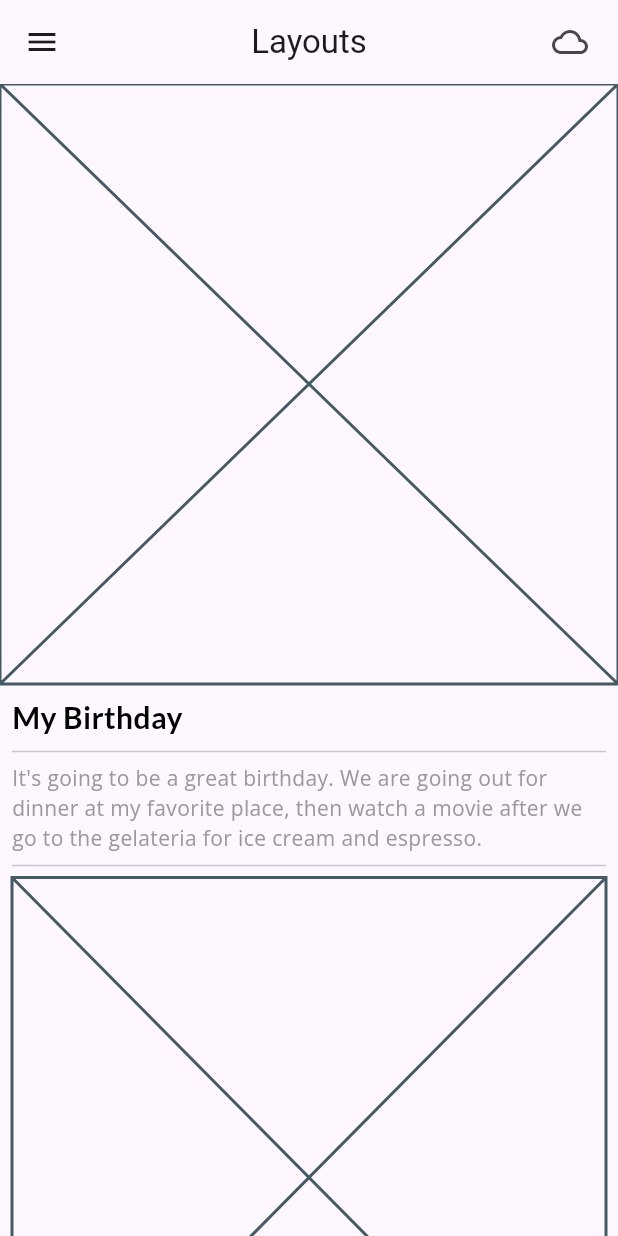
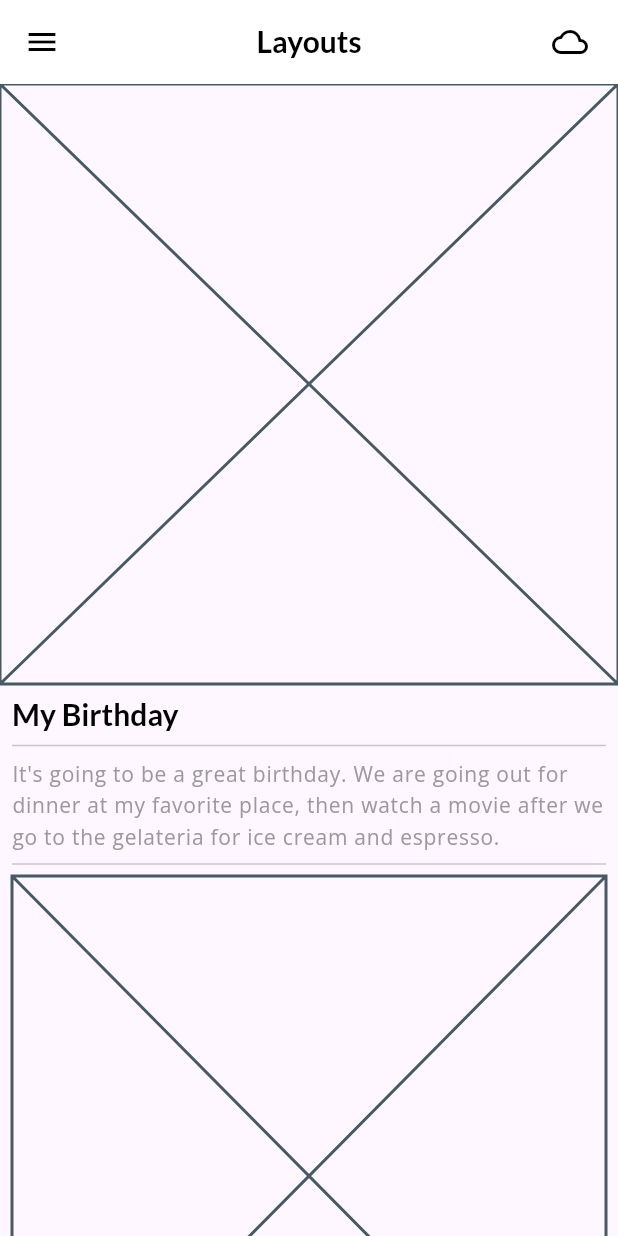
Before and after one commit to pazzispb/Proyectos---DESARROLLO-APLICACIONES-MOVILES, a Flutter app: the screen it shows after launch, on a phone screen of 412 x 824 dp. Run offline on Flutter 3.47's test engine with Material 3 defaults, Android fonts, the light colour scheme and no system bars; our stand-ins replace flutter_fortune_wheel, google_fonts, rflutter_alert.

Commit message:
Factorizacion de los temas

```diff
--- a/agenda/lib/main.dart
+++ b/agenda/lib/main.dart
@@ -1,4 +1,5 @@
 import 'package:agenda/screens/home_screen.dart';
+import 'package:agenda/themes/agenda_theme.dart';
 import 'package:flutter/material.dart';
 
 void main() => runApp(Agenda());
@@ -6,10 +7,11 @@ void main() => runApp(Agenda());
 class Agenda extends StatelessWidget {
   @override
   Widget build(BuildContext context) {
-    return const MaterialApp(
+    return MaterialApp(
+      theme: AgendaTheme.light(),
       debugShowCheckedModeBanner: false,
       title: 'Material App',
-      home: HomeScreen(),
+      home: const HomeScreen(),
     );
   }
 }
--- a/agenda/lib/screens/home_screen.dart
+++ b/agenda/lib/screens/home_screen.dart
@@ -36,10 +36,12 @@ class HomeScreen extends StatelessWidget {
                 crossAxisAlignment: CrossAxisAlignment.start,
                 children: [
                   Text('My Birthday',
-                      style: AgendaTheme.lightTextTheme.titleLarge),
+                      style: Theme.of(context).textTheme.titleLarge),
                   const Divider(),
                   Text(
-                      "It's going to be a great birthday. We are going out for dinner at my favorite place, then watch a movie after we go to the gelateria for ice cream and espresso.", style: AgendaTheme.lightTextTheme.bodyLarge,),
+                    "It's going to be a great birthday. We are going out for dinner at my favorite place, then watch a movie after we go to the gelateria for ice cream and espresso.",
+                    style: Theme.of(context).textTheme.bodyLarge,
+                  ),
                   const Divider(),
                   const WeatherWidget(), //Widget del clima
                   const Divider(),
```
